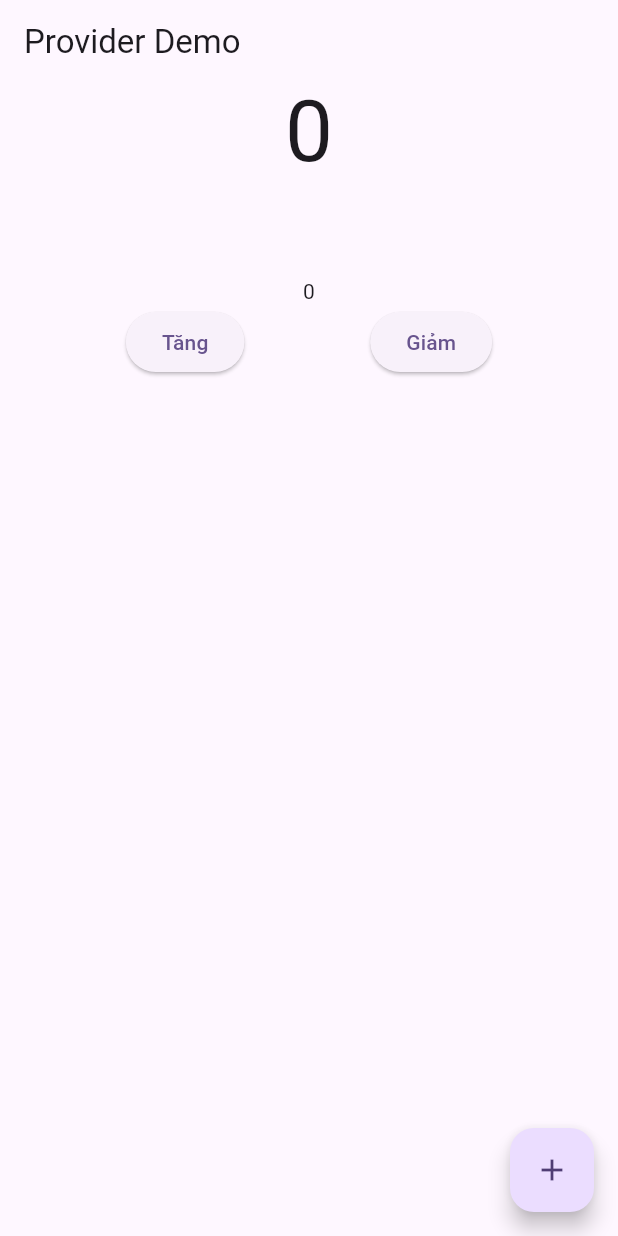
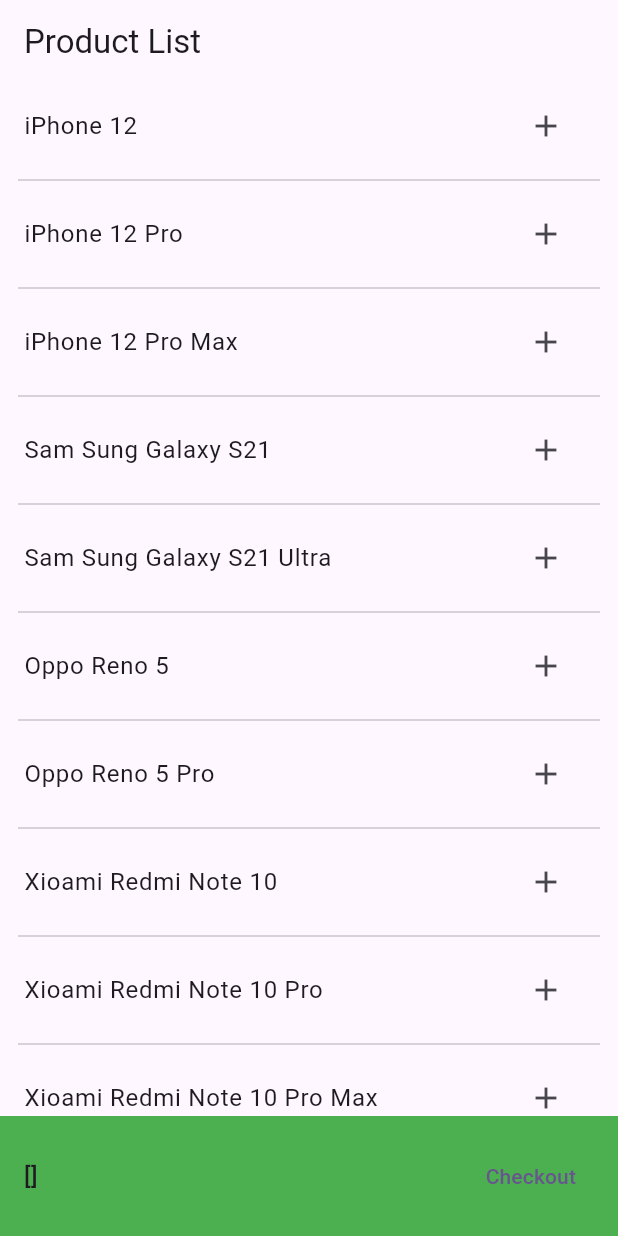
Before and after one commit to anhnt224/flutter_course_23, a Flutter app: the screen it shows after launch, on a phone screen of 412 x 824 dp. Run offline on Flutter 3.47's test engine with Material 3 defaults, Android fonts, the phone set to English and light mode, and no system bars.

Commit message:
Add checkout and product list screens

```diff
--- /dev/null
+++ b/lib/modules/lession_7/product_list_screen.dart
@@ -0,0 +1,115 @@
+import 'package:flutter/material.dart';
+import 'package:provider/provider.dart';
+
+class ProductListScreen extends StatelessWidget {
+  ProductListScreen({super.key});
+
+  final List<String> products = [
+    "iPhone 12",
+    "iPhone 12 Pro",
+    "iPhone 12 Pro Max",
+    "Sam Sung Galaxy S21",
+    "Sam Sung Galaxy S21 Ultra",
+    "Oppo Reno 5",
+    "Oppo Reno 5 Pro",
+    "Xioami Redmi Note 10",
+    "Xioami Redmi Note 10 Pro",
+    "Xioami Redmi Note 10 Pro Max",
+    "Xioami Redmi Note 10 Pro Max Ultra",
+    "Huawei P40",
+    "Huawei P40 Pro",
+    "Huawei P40 Pro Max",
+    "Huawei P40 Pro Max Ultra",
+  ];
+  late TextTheme textTheme;
+
+  @override
+  Widget build(BuildContext context) {
+    textTheme = Theme.of(context).textTheme;
+    return Scaffold(
+      appBar: AppBar(
+        title: const Text('Product List'),
+      ),
+      body: Column(
+        children: [
+          Expanded(
+            child: ListView.separated(
+              separatorBuilder: (context, index) => const Divider(
+                indent: 12,
+                endIndent: 12,
+              ),
+              itemBuilder: (context, index) {
+                final cart = context.watch<CartProvider>().cart;
+                final product = products[index];
+                final isSelected = cart.contains(product);
+                return ListTile(
+                  title: Text(products[index]),
+                  trailing: isSelected
+                      ? IconButton(
+                          icon: const Icon(
+                            Icons.remove,
+                            color: Colors.red,
+                          ),
+                          onPressed: () {
+                            // Remove product from cart
+                            final provider = context.read<CartProvider>();
+                            provider.remove(products[index]);
+                          },
+                        )
+                      : IconButton(
+                          icon: const Icon(Icons.add),
+                          onPressed: () {
+                            // Add product to cart
+                            final provider = context.read<CartProvider>();
+                            provider.addToCart(products[index]);
+                          },
+                        ),
+                );
+              },
+              itemCount: products.length,
+            ),
+          ),
+          Container(
+            padding: const EdgeInsets.all(16),
+            color: Colors.green,
+            child: Row(
+              children: [
+                Expanded(
+                  child: Text(
+                    context.watch<CartProvider>().cart.toString(),
+                    style: textTheme.titleMedium,
+                  ),
+                ),
+                TextButton(
+                    onPressed: () {
+                      Navigator.pushNamed(context, '/checkout');
+                    },
+                    child: const Text('Checkout')),
+              ],
+            ),
+          )
+        ],
+      ),
+    );
+  }
+}
+
+// Provider
+class CartProvider extends ChangeNotifier {
+  final List<String> _cart = [];
+
+  List<String> get cart => _cart;
+
+  void addToCart(String product) {
+    if (_cart.contains(product)) {
+      return;
+    }
+    _cart.add(product);
+    notifyListeners();
+  }
+
+  void remove(String product) {
+    _cart.remove(product);
+    notifyListeners();
+  }
+}
```
Also changed, not shown: lib/main.dart (+9 -8 lines), lib/modules/lession_7/checkout_screen.dart (added, +39 -0 lines).
